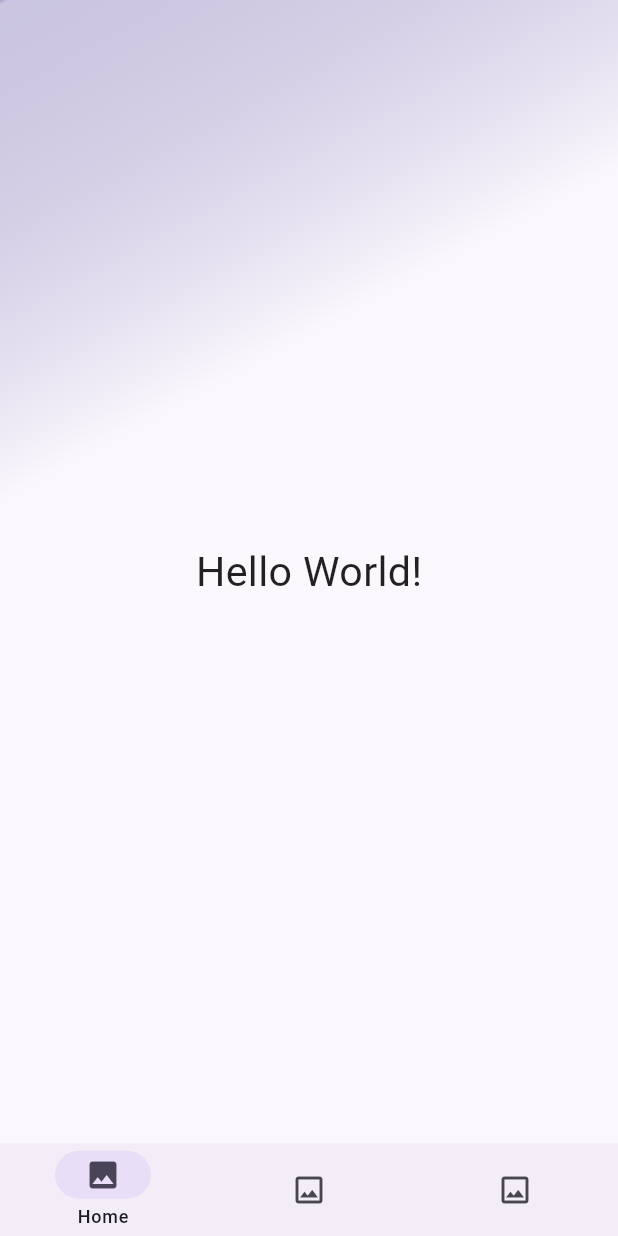
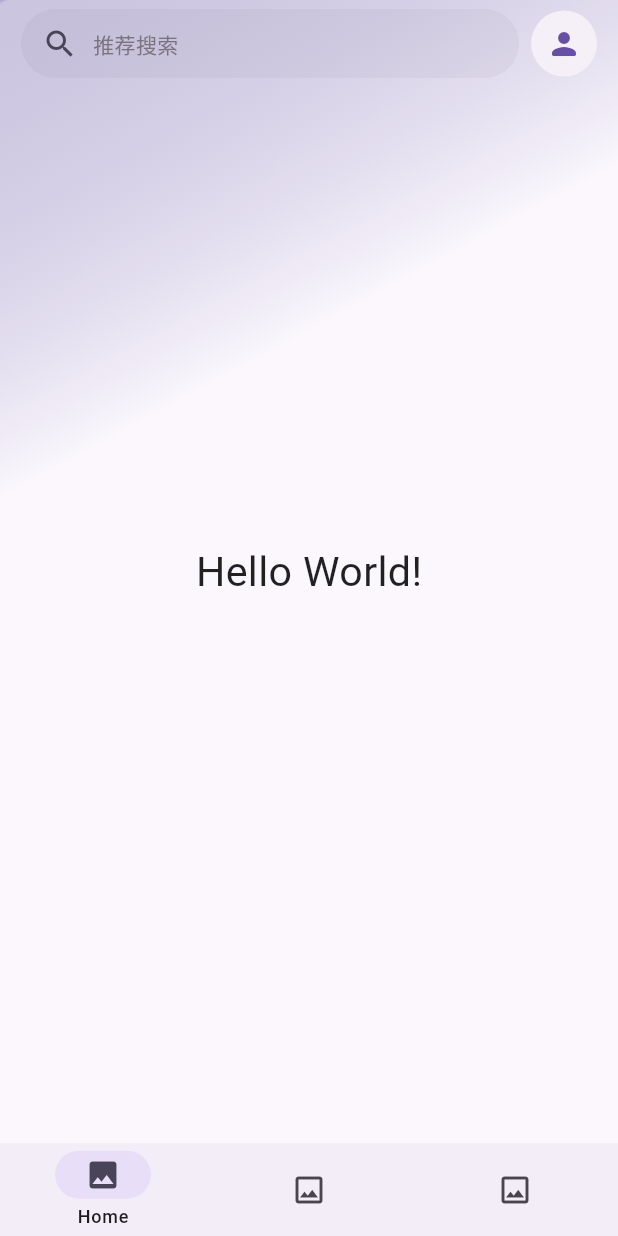
Before and after one commit to YangSuGuo/HeLe_app, a Flutter app: the screen it shows after launch, on a phone screen of 412 x 824 dp. Run offline on Flutter 3.47's test engine with Material 3 defaults, Android fonts, the phone set to English and light mode, and no system bars; our stand-ins replace dio, flutter_screenutil, flutter_smart_dialog, get, logger, shared_preferences.

Commit message:
appbar-ok

```diff
--- /dev/null
+++ b/devtools_options.yaml
@@ -0,0 +1,3 @@
+description: This file stores settings for Dart & Flutter DevTools.
+documentation: https://docs.flutter.dev/tools/devtools/extensions#configure-extension-enablement-states
+extensions:
--- a/lib/pages/home/controllers/home_controller.dart
+++ b/lib/pages/home/controllers/home_controller.dart
@@ -1,3 +1,16 @@
+import 'dart:async';
+
 import 'package:get/get.dart';
 
-class HomeController extends GetxController {}
+class HomeController extends GetxController {
+  late bool hideSearchBar;
+  late final StreamController<bool> searchBarStream =
+      StreamController<bool>.broadcast();
+  RxString defaultSearch = '推荐搜索'.obs; // 默认搜索内容
+
+  @override
+  void onInit() {
+    super.onInit();
+    hideSearchBar = true;
+  }
+}
--- a/lib/pages/home/views/home.dart
+++ b/lib/pages/home/views/home.dart
@@ -1,6 +1,11 @@
+import 'dart:async';
+
 import 'package:flutter/material.dart';
 import 'package:flutter_screenutil/flutter_screenutil.dart';
+import 'package:get/get.dart';
 import 'package:hele_app/l10n/gen/app_g.dart';
+import 'package:hele_app/pages/home/controllers/home_controller.dart';
+import 'package:hele_app/pages/home/widget/search_appbar.dart';
 
 class Home extends StatefulWidget {
   const Home({super.key});
@@ -10,6 +15,17 @@ class Home extends StatefulWidget {
 }
 
 class _HomeState extends State<Home> {
+  final HomeController _homeController = Get.put(HomeController());
+  // Get.find<HomeController>();
+
+  late Stream<bool> stream;
+
+  @override
+  void initState() {
+    super.initState();
+    stream = _homeController.searchBarStream.stream;
+  }
+
   @override
   Widget build(BuildContext context) {
     return Scaffold(
@@ -19,10 +35,21 @@ class _HomeState extends State<Home> {
             gradientBackground(),
               Center(
             child: Text(S.of(context).hello_World,
-                style: TextStyle(fontSize: 50.sp)))
+                style: TextStyle(fontSize: 50.sp))),
+            Column(
+              children: [
+                CustomAppBar(
+                  stream: _homeController.hideSearchBar
+                      ? stream
+                      : StreamController<bool>.broadcast().stream,
+                  homeController: _homeController,
+                ),
+              ],
+            )
           ],
         ));
   }
+
 
   /// 渐变背景
   Widget gradientBackground() => Align(
@@ -47,3 +74,40 @@ class _HomeState extends State<Home> {
         ),
       );
 }
+
+// 顶部栏
+class CustomAppBar extends StatelessWidget implements PreferredSizeWidget {
+  final Stream<bool>? stream;
+  final HomeController? homeController;
+
+  const CustomAppBar({
+    super.key,
+    this.stream,
+    this.homeController,
+  });
+
+  @override
+  Size get preferredSize => const Size.fromHeight(56.0);
+
+  @override
+  Widget build(BuildContext context) {
+    return StreamBuilder(
+      stream: stream,
+      initialData: true,
+      builder: (BuildContext context, AsyncSnapshot snapshot) {
+        final double top = MediaQuery.of(context).padding.top;
+        return AnimatedOpacity(
+          opacity: snapshot.data ? 1 : 0,
+          duration: const Duration(milliseconds: 300),
+          child: AnimatedContainer(
+            curve: Curves.easeInOutCubicEmphasized,
+            duration: const Duration(milliseconds: 500),
+            height: snapshot.data ? top + 52 : top,
+            padding: EdgeInsets.fromLTRB(14, top + 6, 14, 0),
+            child: SearchAppBar(homeController: homeController),
+          ),
+        );
+      },
+    );
+  }
+}
--- /dev/null
+++ b/lib/pages/home/widget/search_appbar.dart
@@ -0,0 +1,75 @@
+import 'package:flutter/material.dart';
+import 'package:flutter_screenutil/flutter_screenutil.dart';
+import 'package:get/get.dart';
+import 'package:hele_app/pages/home/controllers/home_controller.dart';
+
+// 搜索框
+class SearchAppBar extends StatelessWidget {
+  const SearchAppBar({
+    Key? key,
+    required this.homeController,
+  }) : super(key: key);
+
+  final HomeController? homeController;
+
+  @override
+  Widget build(BuildContext context) {
+    final ColorScheme colorScheme = Theme.of(context).colorScheme;
+    return Row(children: [
+      Expanded(
+        child: Container(
+          height: 80.h,
+          clipBehavior: Clip.hardEdge,
+          decoration: BoxDecoration(
+            borderRadius: BorderRadius.circular(25),
+          ),
+          child: Material(
+            color: colorScheme.onSecondaryContainer.withOpacity(0.05),
+            child: InkWell(
+              splashColor: colorScheme.primaryContainer.withOpacity(0.3),
+              onTap: () => {},
+              child: Row(
+                children: [
+                  const SizedBox(width: 14),
+                  Icon(
+                    Icons.search_outlined,
+                    color: colorScheme.onSecondaryContainer,
+                  ),
+                  const SizedBox(width: 10),
+                  Obx(
+                    () => Expanded(
+                      child: Text(
+                        homeController!.defaultSearch.value,
+                        maxLines: 1,
+                        overflow: TextOverflow.ellipsis,
+                        style: TextStyle(color: colorScheme.outline),
+                      ),
+                    ),
+                  ),
+                  const SizedBox(width: 15),
+                ],
+              ),
+            ),
+          ),
+        ),
+      ),
+      const SizedBox(width: 8),
+      SizedBox(
+        width: 80.sp,
+        height: 80.sp,
+        child: IconButton(
+          style: ButtonStyle(
+            backgroundColor: ButtonStyleButton.allOrNull(
+                Theme.of(context).colorScheme.onInverseSurface),
+          ),
+          onPressed: () => {},
+          icon: Icon(
+            Icons.person_rounded,
+            size: 24,
+            color: Theme.of(context).colorScheme.primary,
+          ),
+        ),
+      )
+    ]);
+  }
+}
--- a/lib/providers/application/application.dart
+++ b/lib/providers/application/application.dart
@@ -8,7 +8,6 @@ class ApplicationProvider extends ChangeNotifier {
   String _multipleThemesMode = 'default'; // 多主题模式
   bool _localeSystem = true; // 语言是否跟随系统
   Locale _locale = const Locale('zh'); // 语言
-
 
   ThemeMode get themeMode => _themeMode;
   String get multipleThemesMode => _multipleThemesMode;
```
Also changed, not shown: lib/providers/settings/settings.dart (deleted). Lines whose indentation alone changed are shown as unchanged.
